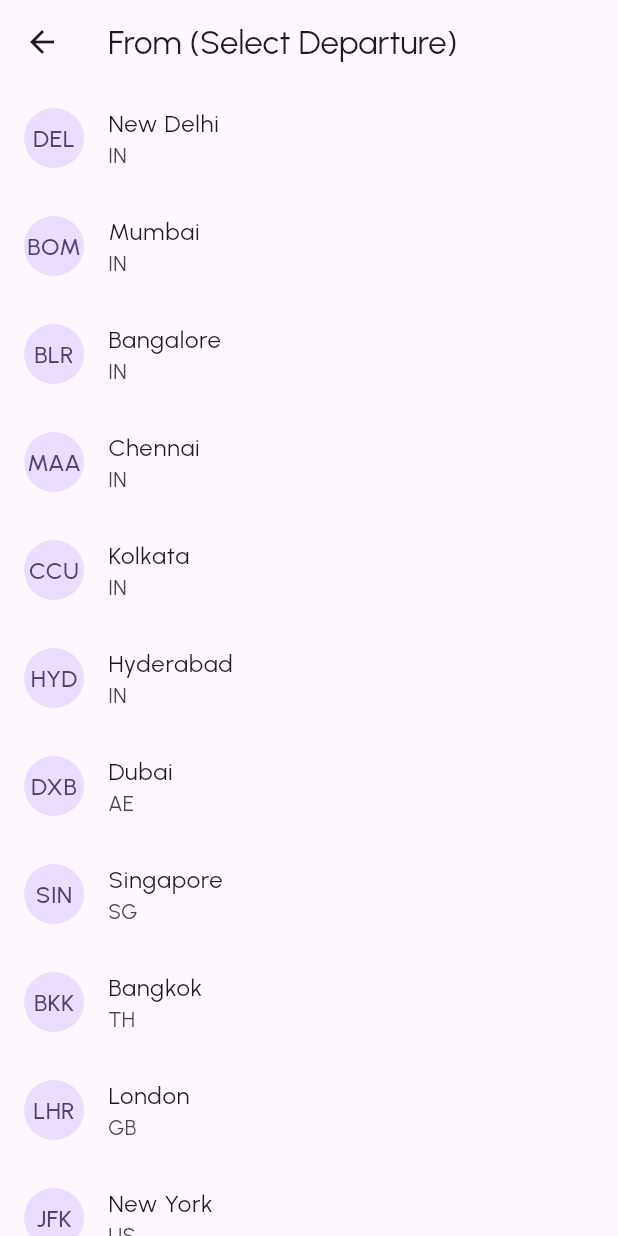
After one commit to vikaskumar9761/iostest, a Flutter app: the FlightBookingScreen screen opened directly, after a tap on "SEARCH FLIGHTS", after a tap on "Select Departure", on a phone screen of 412 x 824 dp. The commit adds this screen. Run offline on Flutter 3.47's test engine with Material 3 defaults, Android fonts, the phone set to English and light mode, and no system bars; our stand-ins replace device_info_plus, fl_chart, flutter_otp_text_field, flutter_secure_storage, google_fonts, pin_code_fields and 1 more; accounts and stored records are empty; network calls fail.

Commit message:
update flight screen and create flight city screen

```diff
--- a/lib/config/url_constants.dart
+++ b/lib/config/url_constants.dart
@@ -11,4 +11,5 @@ class UrlConstants {
   static const String goldHistry ='$baseUrl/gold/gold/historical?fromDate=23-02-01&toDate=23-02-02&type=d';
   static const String goldBuyPrice = '$baseUrl/gold/buy/price';
   static const String rechargePlans = '$baseUrl/recharge/plans';
+  static const String flight_City_list = '$baseUrl/flights/dom';
 }
--- a/lib/main.dart
+++ b/lib/main.dart
@@ -3,6 +3,7 @@ import 'package:iostest/providers/GoldPriceProvider.dart';
 import 'package:iostest/providers/PaymentNotifier.dart';
 import 'package:iostest/providers/bill_notifier.dart';
 import 'package:iostest/providers/config_provider.dart';
+import 'package:iostest/providers/flight_List_provider.dart';
 import 'package:iostest/providers/gold_profile_provider.dart';
 import 'package:iostest/providers/hotel_city_provider.dart';
 import 'package:iostest/providers/hotels_list_provider.dart';
@@ -31,6 +32,7 @@ void main() {
         ChangeNotifierProvider(create: (_) => GoldPriceProvider()),
         ChangeNotifierProvider(create: (_) => HotelCityProvider()),
         ChangeNotifierProvider(create: (_) => HotelsListProvider()),
+        ChangeNotifierProvider(create: (_) => FlightListProvider()),
       ],
       child: const MyApp(),
     ),
--- /dev/null
+++ b/lib/providers/flight_List_provider.dart
@@ -0,0 +1,71 @@
+import 'dart:convert';
+import 'package:flutter/foundation.dart';
+import 'package:http/http.dart' as http;
+import 'package:iostest/models/flight_list_model.dart';
+
+class FlightListProvider with ChangeNotifier {
+  bool _isLoading = false;
+  String? _error;
+  FlightSearchResponse? _flightList;
+
+  bool get isLoading => _isLoading;
+  String? get error => _error;
+  FlightSearchResponse? get flightList => _flightList;
+
+  Future<void> fetchFlightData({
+    required int adult,
+    required int child,
+    required String date,
+    required String dest,
+    required int infant,
+    required String origin,
+    required int tripType,
+    String? returnDate,
+  }) async {
+    _isLoading = true;
+    _error = null;
+    notifyListeners();
+
+    const String url = 'https://justb2c.grahaksathi.com/api/flights/dom';
+    const String token =
+        "eyJhbGciOiJIUzUxMiJ9.eyJzdWIiOiI4OTUxODU0OTQ5IiwiYXV0aCI6IiIsImV4cCI6MTgzMjkzMTA0Nn0.80_jGqb6Mp4Pxb55yd841JBlQHNiICx8js3ytBprjwRpP8ylIeuGeBj4SnjwwOSjEzYVDUNrUze-3rVKYc3_Kw";
+
+    final Map<String, dynamic> requestBody = {
+      "adult": adult,
+      "child": child,
+      "date": date,
+      "dest": dest,
+      "infant": infant,
+      "origin": origin,
+      "tripType": tripType,
+      if (returnDate != null) "returnDate": returnDate,
+    };
+
+    try {
+      final response = await http.post(
+        Uri.parse(url),
+        headers: {
+          'Content-Type': 'application/json',
+          'Authorization': 'Bearer $token',
+        },
+        body: jsonEncode(requestBody),
+      );
+
+      print("🔄 Status Code: ${response.statusCode}");
+      print("📥 Raw Response: ${response.body}");
+
+      if (response.statusCode == 200) {
+        final data = jsonDecode(response.body);
+        _flightList = FlightSearchResponse.fromJson(data);
+        print("✅ Parsed Flight Data: $_flightList");
+      } else {
+        _error = "Error ${response.statusCode}: ${response.body}";
+      }
+    } catch (e) {
+      _error = "Exception: $e";
+    } finally {
+      _isLoading = false;
+      notifyListeners();
+    }
+  }
+}
--- /dev/null
+++ b/lib/screen/Flight Book/flight_City_list.dart
@@ -0,0 +1,51 @@
+import 'package:flutter/material.dart';
+
+// City model
+class City {
+  final String code;
+  final String name;
+  final String country;
+  City(this.code, this.name, this.country);
+}
+
+// Cities list
+final List<City> cities = [
+  City("DEL", "New Delhi", "IN"),
+  City("BOM", "Mumbai", "IN"),
+  City("BLR", "Bangalore", "IN"),
+  City("MAA", "Chennai", "IN"),
+  City("CCU", "Kolkata", "IN"),
+  City("HYD", "Hyderabad", "IN"),
+  City("DXB", "Dubai", "AE"),
+  City("SIN", "Singapore", "SG"),
+  City("BKK", "Bangkok", "TH"),
+  City("LHR", "London", "GB"),
+  City("JFK", "New York", "US"),
+  City("SFO", "San Francisco", "US"),
+];
+
+class DepartureListScreen extends StatelessWidget {
+  final String title;
+  const DepartureListScreen({super.key, required this.title});
+
+  @override
+  Widget build(BuildContext context) {
+    return Scaffold(
+      appBar: AppBar(title: Text(title)),
+      body: ListView.builder(
+        itemCount: cities.length,
+        itemBuilder: (context, index) {
+          final city = cities[index];
+          return ListTile(
+            leading: CircleAvatar(child: Text(city.code)),
+            title: Text(city.name),
+            subtitle: Text(city.country),
+            onTap: () {
+              Navigator.pop(context, city);
+            },
+          );
+        },
+      ),
+    );
+  }
+}
--- /dev/null
+++ b/lib/screen/Flight Book/flight_listing_screen.dart
@@ -0,0 +1,89 @@
+import 'package:flutter/material.dart';
+import 'package:provider/provider.dart';
+import 'package:iostest/providers/flight_List_provider.dart';
+import 'package:iostest/models/flight_list_model.dart';
+
+class FlightListingScreen extends StatefulWidget {
+
+    final String from;
+  final String to;
+  final String departureDate;
+  final int adultCount;
+  final int childCount;
+  final String tripType;
+
+  const FlightListingScreen({
+    Key? key,
+    required this.from,
+    required this.to,
+    required this.departureDate,
+    required this.adultCount,
+    required this.childCount,
+    required this.tripType,
+    }) : super(key: key);
+
+  @override
+  State<FlightListingScreen> createState() => _FlightListingScreenState();
+}
+
+class _FlightListingScreenState extends State<FlightListingScreen> {
+  @override
+  void initState() {
+    super.initState();
+    // Example: fetch flights for demo values
+    WidgetsBinding.instance.addPostFrameCallback((_) {
+      Provider.of<FlightListProvider>(context, listen: false).fetchFlightData(
+        adult: 1,
+        child: 0,
+        date: "2025-05-20",
+        dest: "DEL",
+        infant: 0,
+        origin: "BOM",
+        tripType: 1,
+      );
+    });
+  }
+
+  @override
+  Widget build(BuildContext context) {
+    return Scaffold(
+      appBar: AppBar(
+        title: const Text('Flight Listings'),
+      ),
+      body: Consumer<FlightListProvider>(
+        builder: (context, provider, child) {
+          if (provider.isLoading) {
+            return const Center(child: CircularProgressIndicator());
+          }
+          if (provider.error != null) {
+            return Center(child: Text(provider.error!));
+          }
+          final flights = provider.flightList?.data.onw ?? [];
+          if (flights.isEmpty) {
+            return const Center(child: Text('No flights found.'));
+          }
+          return ListView.builder(
+            itemCount: flights.length,
+            itemBuilder: (context, index) {
+              final flight = flights[index];
+              return Card(
+                margin: const EdgeInsets.symmetric(horizontal: 12, vertical: 6),
+                child: ListTile(
+                  leading: const Icon(Icons.flight_takeoff),
+                  title: Text('${flight.flightname} (${flight.flghtcode})'),
+                  subtitle: Text(
+                    '${flight.from} → ${flight.to}\n'
+                    'Departure: ${flight.depTime} | Arrival: ${flight.arrivalTime}\n'
+                    'Duration: ${flight.duration} | Stops: ${flight.stops}',
+                  ),
+                  trailing: Text('₹${flight.price}'),
+                  isThreeLine: true,
+                ),
+              );
+            },
+          );
+        },
+      ),
+    );
+  }
+}
```
Also changed, not shown: lib/models/flight_list_model.dart (added, +201 -0 lines), lib/screen/Flight Book/flight_boking.dart (+168 -90 lines), lib/screen/Gold Sip/buy_gold_screen.dart (+20 -5 lines).
